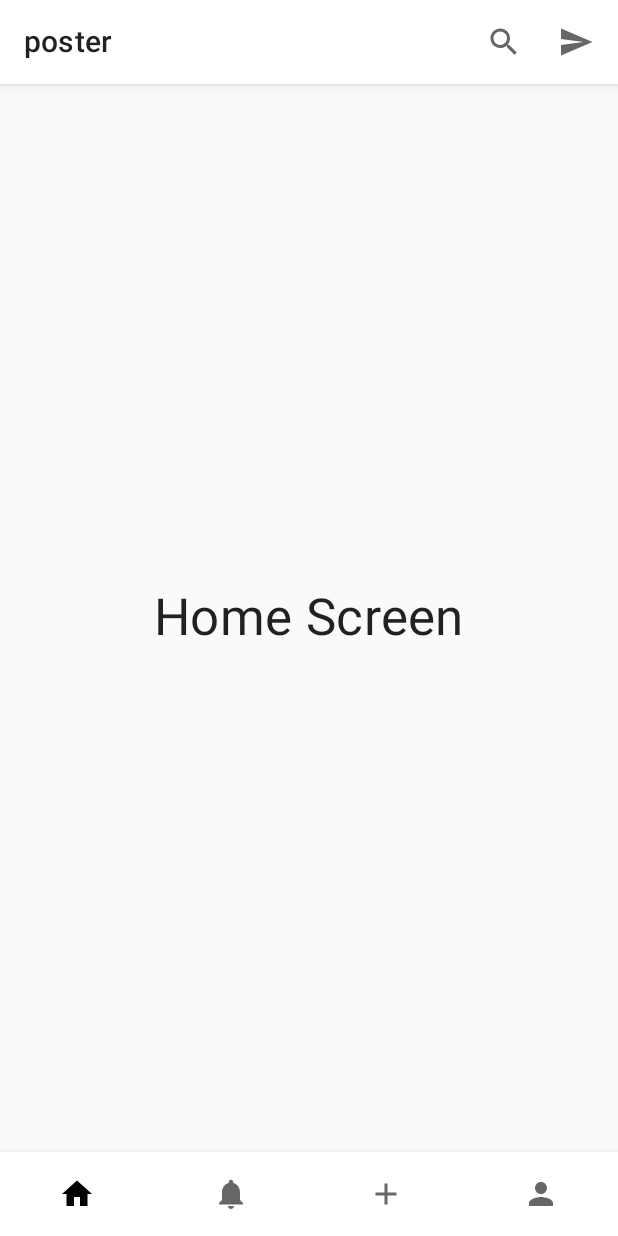
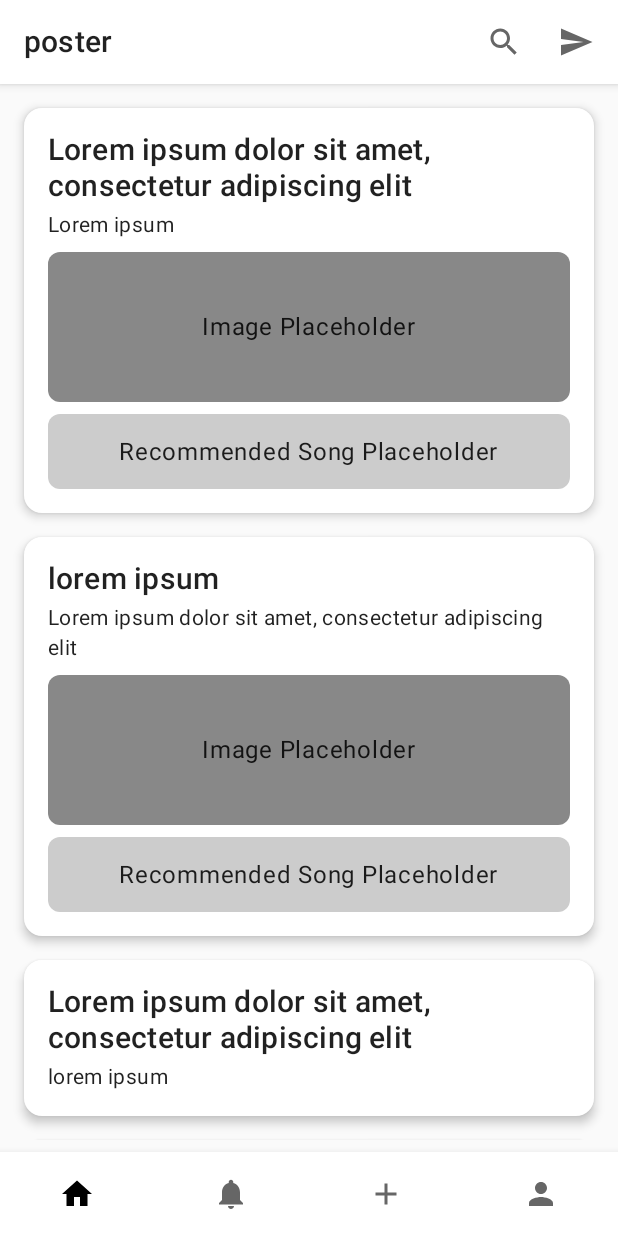
Before and after one commit to ryan0x41/poster-app, an Android app built with Jetpack Compose: the screen it shows after launch (MainActivity), after a tap on "Sign In", on a phone screen of 412 x 824 dp. Run offline under Robolectric (Android 15) with nearby library versions, the phone set to English and light mode, and no system bars.

Commit message:
created sample posts with text and image/song placeholders

```diff
--- a/composeApp/src/commonMain/kotlin/org/group_h/poster/Screens/HomeScreen.kt
+++ b/composeApp/src/commonMain/kotlin/org/group_h/poster/Screens/HomeScreen.kt
@@ -1,17 +1,115 @@
 package org.group_h.poster.Screens
 
+import androidx.compose.foundation.background
 import androidx.compose.foundation.layout.*
+import androidx.compose.foundation.lazy.LazyColumn
+import androidx.compose.foundation.lazy.items
+import androidx.compose.foundation.shape.RoundedCornerShape
 import androidx.compose.material.*
 import androidx.compose.runtime.Composable
 import androidx.compose.ui.Alignment
 import androidx.compose.ui.Modifier
+import androidx.compose.ui.graphics.Color
+import androidx.compose.ui.text.font.FontWeight
+import androidx.compose.ui.unit.dp
+import androidx.compose.ui.unit.sp
+
+// post variables
+data class Post(
+    val title: String,
+    val content: String,
+    val hasImage: Boolean = false,
+    val hasSong: Boolean = false
+)
+
+// post placeholders
+val samplePosts = listOf(
+    Post(
+        title = "Lorem ipsum dolor sit amet, consectetur adipiscing elit",
+        content = "Lorem ipsum",
+        hasImage = true,
+        hasSong = true
+    ),
+    Post(
+        title = "lorem ipsum",
+        content = "Lorem ipsum dolor sit amet, consectetur adipiscing elit",
+        hasImage = true,
+        hasSong = true
+    ),
+    Post(
+        title = "Lorem ipsum dolor sit amet, consectetur adipiscing elit",
+        content = "lorem ipsum"
+    ),
+    Post(
+        title = "Lorem ipsum dolor sit amet, consectetur adipiscing elit",
+        content = "lorem ipsum"
+    ),
+    Post(
+        title = "Lorem ipsum dolor sit amet, consectetur adipiscing elit",
+        content = "lorem ipsum"
+    ),
+    Post(
+        title = "Lorem ipsum dolor sit amet, consectetur adipiscing elit",
+        content = "Lorem ipsum",
+        hasImage = true,
+        hasSong = true
+    ),
+    Post(
+        title = "Lorem ipsum dolor sit amet, consectetur adipiscing elit",
+        content = "lorem ipsum"
+    )
+)
 
 @Composable
 fun HomeScreen() {
-    Box(
-        modifier = Modifier.fillMaxSize(),
-        contentAlignment = Alignment.Center
+    LazyColumn(
+        modifier = Modifier
+            .fillMaxSize()
+            .padding(8.dp)
     ) {
-        Text("Home Screen", style = MaterialTheme.typography.h4)
+        items(samplePosts) { post ->
+            PostItem(post)
+        }
     }
 }
+
+@Composable
+fun PostItem(post: Post) {
+    Card(
+        shape = RoundedCornerShape(12.dp),
+        elevation = 4.dp,
+        modifier = Modifier
+            .fillMaxWidth()
+            .padding(8.dp)
+    ) {
+        Column(modifier = Modifier.padding(16.dp)) {
+            Text(text = post.title, style = MaterialTheme.typography.h6)
+            Spacer(modifier = Modifier.height(4.dp))
+            Text(text = post.content, style = MaterialTheme.typography.body2)
+
+            if (post.hasImage) {
+                Spacer(modifier = Modifier.height(8.dp))
+                Box(
+                    modifier = Modifier
+                        .fillMaxWidth()
+                        .height(100.dp)
+                        .background(Color.Gray, shape = RoundedCornerShape(8.dp))
+                ) {
+                    Text("Image Placeholder", modifier = Modifier.align(Alignment.Center))
+                }
+            }
+
+            if (post.hasSong) {
+                Spacer(modifier = Modifier.height(8.dp))
+                Box(
+                    modifier = Modifier
+                        .fillMaxWidth()
+                        .height(50.dp)
+                        .background(Color.LightGray, shape = RoundedCornerShape(8.dp))
+                ) {
+                    Text("Recommended Song Placeholder", modifier = Modifier.align(Alignment.Center))
+                }
+            }
+        }
+    }
+}
```
